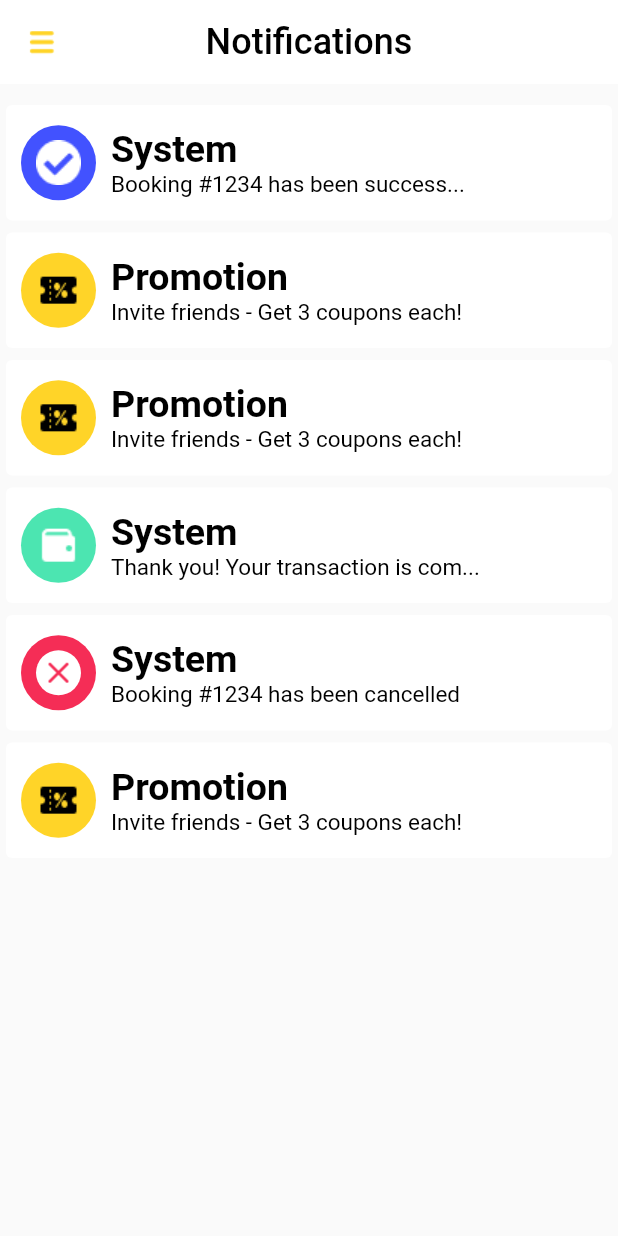
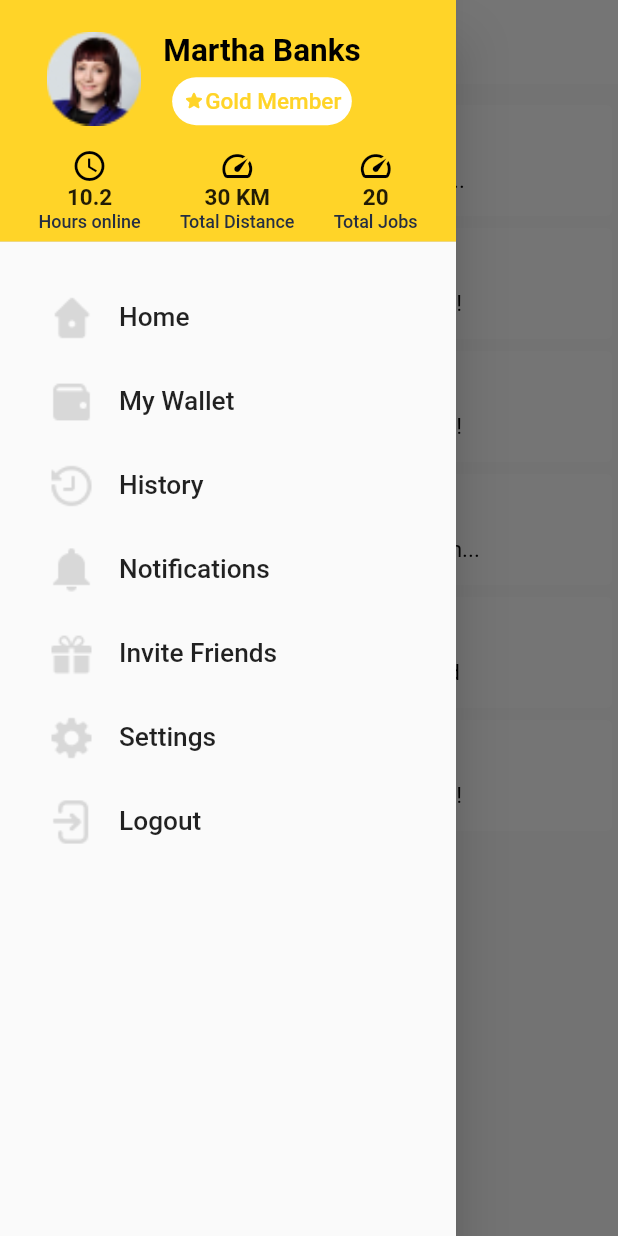
Before and after one commit to yashajitsaria/Siren24_MOD, a Flutter app: the Notifications screen opened by its route, with the side drawer open (before the commit the screen has no drawer), on a phone screen of 412 x 824 dp. Run offline on Flutter 3.47's test engine with Material 2 defaults, Android fonts, the phone set to English and light mode, and no system bars; our stand-ins replace pin_code_fields.

Commit message:
menu bar updated

```diff
--- a/lib/Menu_Bar.dart/MenuBar.dart
+++ b/lib/Menu_Bar.dart/MenuBar.dart
@@ -2,8 +2,14 @@
 
 import 'package:flutter/cupertino.dart';
 import 'package:flutter/material.dart';
+import 'package:siren24/Invite%20Friends/InviteFriends.dart';
+import 'package:siren24/Menu_Bar.dart/Notifications.dart';
+import 'package:siren24/MyWallet/MyWallet.dart';
+
+import 'Settings/Settings.dart';
 
 class MenuBar extends StatefulWidget {
+  static String id = 'menu_bar';
   const MenuBar({
     Key? key,
   }) : super(key: key);
@@ -24,43 +30,63 @@ class _MenuBarState extends State<MenuBar> {
             ),
             child: Center(
               child: Column(
-                mainAxisAlignment: MainAxisAlignment.spaceEvenly,
                 children: [
-                  Row(
+                  Padding(
+                    padding: EdgeInsets.only(
+                      bottom: 5,
+                      top: 5,
+                      left: 5,
+                      right: 5,
+                    ),
+                    child: Row(
                       children: [
-                      Center(
-                        child: Image.asset('UIAssets/dp.png'),
+                        SizedBox(
+                          width: 10,
+                        ),
+                        Image.asset(
+                          'UIAssets/dp.png',
+                          scale: 0.7,
+                        ),
+                        SizedBox(
+                          width: 15,
                         ),
                         Column(
+                          mainAxisAlignment: MainAxisAlignment.spaceEvenly,
+                          crossAxisAlignment: CrossAxisAlignment.center,
                           children: [
                             Text(
                               'Martha Banks',
                               style: TextStyle(
                                 fontWeight: FontWeight.bold,
-                              fontSize: 25,
+                                fontSize: 21,
                                 color: Colors.black,
                               ),
                             ),
-                          Padding(
-                            padding: const EdgeInsets.all(12),
-                            child: Container(
+                            SizedBox(
+                              height: 5,
+                            ),
+                            Container(
                               decoration: BoxDecoration(
                                 borderRadius:
                                     BorderRadius.all(Radius.circular(25)),
+                                color: Colors.white,
                               ),
-                              color: Colors.white,
+                              child: Padding(
+                                padding: const EdgeInsets.all(7),
                                 child: Row(
+                                  mainAxisAlignment:
+                                      MainAxisAlignment.spaceEvenly,
                                   children: [
                                     Icon(
                                       Icons.star_rounded,
                                       color: Color(0xFFFFD428),
-                                    size: 12,
+                                      size: 15,
                                     ),
                                     Text(
                                       'Gold Member',
                                       style: TextStyle(
                                         color: Color(0xFFFFD428),
-                                      fontSize: 12,
+                                        fontSize: 15,
                                       ),
                                     )
                                   ],
@@ -69,15 +95,22 @@ class _MenuBarState extends State<MenuBar> {
                             ),
                           ],
                         ),
+                        SizedBox(
+                          width: 50,
+                        ),
                       ],
+                    ),
+                  ),
+                  SizedBox(
+                    height: 10,
                   ),
                   Row(
                     mainAxisAlignment: MainAxisAlignment.spaceEvenly,
                     children: [
                       Center(
                         child: Column(
+                          mainAxisAlignment: MainAxisAlignment.spaceEvenly,
                           children: [
-                            // Image.asset('UIAssets/time.png',),
                             Icon(
                               Icons.access_time,
                               color: Colors.black,
@@ -85,7 +118,9 @@ class _MenuBarState extends State<MenuBar> {
                             Text(
                               '10.2',
                               style: TextStyle(
-                                fontSize: 20,
+                                fontSize:
+                                    MediaQuery.of(context).size.aspectRatio *
+                                        30,
                                 fontWeight: FontWeight.bold,
                               ),
                             ),
@@ -93,19 +128,21 @@ class _MenuBarState extends State<MenuBar> {
                               'Hours online',
                               style: TextStyle(
                                 color: Color(0xFF242E42),
-                                fontSize: 12,
+                                fontSize:
+                                    MediaQuery.of(context).size.aspectRatio *
+                                        24,
                               ),
                             ),
                           ],
                         ),
                       ),
+                      SizedBox(
+                        width: 7,
+                      ),
                       Center(
                         child: Column(
+                          mainAxisAlignment: MainAxisAlignment.spaceEvenly,
                           children: [
-                            Image.asset(
-                              'UIAssets/speed.png',
-                              color: Colors.white,
-                            ),
                             Icon(
                               Icons.speed,
                               color: Colors.black,
@@ -113,7 +150,9 @@ class _MenuBarState extends State<MenuBar> {
                             Text(
                               '30 KM',
                               style: TextStyle(
-                                fontSize: 20,
+                                fontSize:
+                                    MediaQuery.of(context).size.aspectRatio *
+                                        30,
                                 fontWeight: FontWeight.bold,
                               ),
                             ),
@@ -121,23 +160,31 @@ class _MenuBarState extends State<MenuBar> {
                               'Total Distance',
                               style: TextStyle(
                                 color: Color(0xFF242E42),
-                                fontSize: 12,
+                                fontSize:
+                                    MediaQuery.of(context).size.aspectRatio *
+                                        24,
                               ),
                             ),
                           ],
                         ),
                       ),
+                      SizedBox(
+                        width: 7,
+                      ),
                       Center(
                         child: Column(
+                          mainAxisAlignment: MainAxisAlignment.spaceEvenly,
                           children: [
-                            Image.asset(
-                              'UIAssets/blacklist.png',
+                            Icon(
+                              Icons.speed,
                               color: Colors.black,
                             ),
                             Text(
                               '20',
                               style: TextStyle(
-                                fontSize: 20,
+                                fontSize:
+                                    MediaQuery.of(context).size.aspectRatio *
+                                        30,
                                 fontWeight: FontWeight.bold,
                               ),
                             ),
@@ -145,7 +192,9 @@ class _MenuBarState extends State<MenuBar> {
                               'Total Jobs',
                               style: TextStyle(
                                 color: Color(0xFF242E42),
-                                fontSize: 12,
+                                fontSize:
+                                    MediaQuery.of(context).size.aspectRatio *
+                                        24,
                               ),
                             ),
                           ],
@@ -158,20 +207,26 @@ class _MenuBarState extends State<MenuBar> {
             ),
           ),
           Padding(
-            padding: const EdgeInsets.only(left: 25, top: 25),
+            padding: const EdgeInsets.only(left: 15, top: 15),
             child: Column(
               mainAxisAlignment: MainAxisAlignment.spaceEvenly,
               children: [
                 ListTile(
                   title: Row(
                     children: [
-                      Image.asset('UIAssets/home.png'),
+                      Image.asset(
+                        'UIAssets/home.png',
+                        color: Color(0xFFD8D8D8),
+                        scale: 0.9,
+                      ),
                       SizedBox(
                         width: 15,
                       ),
                       Text(
                         'Home',
-                        style: TextStyle(),
+                        style: TextStyle(
+                          fontSize: MediaQuery.of(context).size.aspectRatio*35,
+                        ),
                       ),
                     ],
                   ),
@@ -180,13 +235,45 @@ class _MenuBarState extends State<MenuBar> {
                 ListTile(
                   title: Row(
                     children: [
-                      Image.asset('UIAssets/wallet.png'),
+                      Image.asset(
+                        'UIAssets/wallet.png',
+                        color: Color(0xFFD8D8D8),
+                        scale: 0.9,
+                      ),
                       SizedBox(
                         width: 15,
                       ),
                       Text(
                         'My Wallet',
-                        style: TextStyle(),
+                        style: TextStyle(
+                          fontSize: MediaQuery.of(context).size.aspectRatio*35,
+                        ),
+                      ),
+                    ],
+                  ),
+                  onTap: () {
+                    setState(() {
+                      Navigator.push(context,
+                          MaterialPageRoute(builder: (context) => MyWallet()));
+                    });
+                  },
+                ),
+                ListTile(
+                  title: Row(
+                    children: [
+                      Image.asset(
+                        'UIAssets/History.png',
+                        color: Color(0xFFD8D8D8),
+                        scale: 0.9,
+                      ),
+                      SizedBox(
+                        width: 15,
+                      ),
+                      Text(
+                        'History',
+                        style: TextStyle(
+                          fontSize: MediaQuery.of(context).size.aspectRatio*35,
+                        ),
                       ),
                     ],
                   ),
@@ -195,73 +282,101 @@ class _MenuBarState extends State<MenuBar> {
                 ListTile(
                   title: Row(
                     children: [
-                      Image.asset('UIAssets/History.png'),
-                      SizedBox(
-                        width: 15,
+                      Image.asset(
+                        'UIAssets/notification.png',
+                        color: Color(0xFFD8D8D8),
+                        scale: 0.9,
                       ),
-                      Text(
-                        'History',
-                        style: TextStyle(),
-                      ),
-                    ],
-                  ),
-                  onTap: () {},
-                ),
-                ListTile(
-                  title: Row(
-                    children: [
-                      Image.asset('UIAssets/notification.png'),
                       SizedBox(
                         width: 15,
                       ),
                       Text(
                         'Notifications',
-                        style: TextStyle(),
+                        style: TextStyle(
+                          fontSize: MediaQuery.of(context).size.aspectRatio*35,
+                        ),
                       ),
                     ],
                   ),
-                  onTap: () {},
+                  onTap: () {
+                    setState(() {
+                      Navigator.push(
+                          context,
+                          MaterialPageRoute(
+                              builder: (context) => Notifications()));
+                    });
+                  },
                 ),
                 ListTile(
                   title: Row(
                     children: [
-                      Image.asset('UIAssets/gift.png'),
+                      Image.asset(
+                        'UIAssets/gift.png',
+                        color: Color(0xFFD8D8D8),
+                        scale: 0.9,
+                      ),
                       SizedBox(
                         width: 15,
                       ),
                       Text(
                         'Invite Friends',
-                        style: TextStyle(),
+                        style: TextStyle(
+                          fontSize: MediaQuery.of(context).size.aspectRatio*35,
+                        ),
                       ),
                     ],
                   ),
-                  onTap: () {},
+                  onTap: () {
+                    setState(() {
+                      Navigator.push(
+                          context,
+                          MaterialPageRoute(
+                              builder: (context) => InviteFriends()));
+                    });
+                  },
                 ),
                 ListTile(
                   title: Row(
                     children: [
-                      Image.asset('UIAssets/settings.png'),
+                      Image.asset(
+                        'UIAssets/settings.png',
+                        color: Color(0xFFD8D8D8),
+                        scale: 0.9,
+                      ),
                       SizedBox(
                         width: 15,
                       ),
                       Text(
                         'Settings',
-                        style: TextStyle(),
+                        style: TextStyle(
+                          fontSize: MediaQuery.of(context).size.aspectRatio*35,
+                        ),
                       ),
                     ],
                   ),
-                  onTap: () {},
+                  onTap: () {
+                    setState(() {
+                      Navigator.push(context,
+                          MaterialPageRoute(builder: (context) => Settings()));
+                    });
+                  },
                 ),
                 ListTile(
                   title: Row(
                     children: [
-                      Image.asset('UIAssets/logout.png'),
+                      Image.asset(
+                        'UIAssets/logout.png',
+                        color: Color(0xFFD8D8D8),
+                        scale: 0.9,
+                      ),
                       SizedBox(
                         width: 15,
                       ),
                       Text(
                         'Logout',
-                        style: TextStyle(),
+                        style: TextStyle(
+                          fontSize: MediaQuery.of(context).size.aspectRatio*35,
+                        ),
                       ),
                     ],
                   ),
--- a/lib/Menu_Bar.dart/Notifications.dart
+++ b/lib/Menu_Bar.dart/Notifications.dart
@@ -21,16 +21,17 @@ class _NotificationsState extends State<Notifications> {
   @override
   Widget build(BuildContext context) {
     return Scaffold(
+      drawer: MenuBar(),
       appBar: AppBar(
-        leading: IconButton(
-          onPressed: () {
-            MenuBar();
-          },
-          icon: ImageIcon(
-            AssetImage('UIAssets/menubar.png'),
-            color: Color(0xFFFFD428),
-          ),
-        ),
+        // leading: IconButton(
+        //   onPressed: () {
+        //     MenuBar();
+        //   },
+        //   icon: ImageIcon(
+        //     AssetImage('UIAssets/menubar.png'),
+        //     color: Color(0xFFFFD428),
+        //   ),
+        // ),
         centerTitle: true,
         backgroundColor: Colors.white,
         shadowColor: Colors.transparent,
@@ -95,15 +96,16 @@ class _NotificationsState extends State<Notifications> {
                         Text(
                           'System',
                           style: TextStyle(
-                            fontSize: 25,
-                            fontWeight: FontWeight.bold,
+                            fontSize:
+                                MediaQuery.of(context).size.aspectRatio * 45,
                             color: Colors.black,
                           ),
                         ),
                         Text(
                           'Booking #1234 has been success...',
                           style: TextStyle(
-                            fontSize: 15,
+                            fontSize:
+                                MediaQuery.of(context).size.aspectRatio * 30,
                             color: Colors.black,
                           ),
                         ),
@@ -150,15 +152,16 @@ class _NotificationsState extends State<Notifications> {
                         Text(
                           'Promotion',
                           style: TextStyle(
-                            fontSize: 25,
-                            fontWeight: FontWeight.bold,
+                            fontSize:
+                                MediaQuery.of(context).size.aspectRatio * 45,
                             color: Colors.black,
                           ),
                         ),
                         Text(
                           'Invite friends - Get 3 coupons each!',
                           style: TextStyle(
-                            fontSize: 15,
+                            fontSize:
+                                MediaQuery.of(context).size.aspectRatio * 30,
                             color: Colors.black,
                           ),
                         ),
@@ -205,15 +208,16 @@ class _NotificationsState extends State<Notifications> {
                         Text(
                           'Promotion',
                           style: TextStyle(
-                            fontSize: 25,
-                            fontWeight: FontWeight.bold,
+                            fontSize:
+                                MediaQuery.of(context).size.aspectRatio * 45,
                             color: Colors.black,
                           ),
                         ),
                         Text(
                           'Invite friends - Get 3 coupons each!',
                           style: TextStyle(
-                            fontSize: 15,
+                            fontSize:
+                                MediaQuery.of(context).size.aspectRatio * 30,
                             color: Colors.black,
                           ),
                         ),
@@ -260,15 +264,16 @@ class _NotificationsState extends State<Notifications> {
                         Text(
                           'System',
                           style: TextStyle(
-                            fontSize: 25,
-                            fontWeight: FontWeight.bold,
+                            fontSize:
+                                MediaQuery.of(context).size.aspectRatio * 45,
                             color: Colors.black,
                           ),
                         ),
                         Text(
                           'Thank you! Your transaction is com...',
                           style: TextStyle(
-                            fontSize: 15,
+                            fontSize:
+                                MediaQuery.of(context).size.aspectRatio * 30,
                             color: Colors.black,
                           ),
                         ),
@@ -327,15 +332,16 @@ class _NotificationsState extends State<Notifications> {
                         Text(
                           'System',
                           style: TextStyle(
-                            fontSize: 25,
-                            fontWeight: FontWeight.bold,
+                            fontSize:
+                                MediaQuery.of(context).size.aspectRatio * 45,
                             color: Colors.black,
                           ),
                         ),
                         Text(
                           'Booking #1234 has been cancelled',
                           style: TextStyle(
-                            fontSize: 15,
+                            fontSize:
+                                MediaQuery.of(context).size.aspectRatio * 30,
                             color: Colors.black,
                           ),
                         ),
@@ -382,15 +388,16 @@ class _NotificationsState extends State<Notifications> {
                         Text(
                           'Promotion',
                           style: TextStyle(
-                            fontSize: 25,
-                            fontWeight: FontWeight.bold,
+                            fontSize:
+                                MediaQuery.of(context).size.aspectRatio * 45,
                             color: Colors.black,
                           ),
                         ),
                         Text(
                           'Invite friends - Get 3 coupons each!',
                           style: TextStyle(
-                            fontSize: 15,
+                            fontSize:
+                                MediaQuery.of(context).size.aspectRatio * 30,
                             color: Colors.black,
                           ),
                         ),
--- a/lib/main.dart
+++ b/lib/main.dart
@@ -34,7 +34,7 @@ class Siren24 extends StatelessWidget {
   Widget build(BuildContext context) {
     return MaterialApp(
 
-          initialRoute: SplashScreen.id,
+          initialRoute: Notifications.id,
         // initialRoute: PaymentMethod.id,
         // initialRoute: HomeSwipeup.id,
         //   initialRoute: History.id,
@@ -63,7 +63,7 @@ class Siren24 extends StatelessWidget {
           Profile.id: (context) => Profile(),
           MyWallet.id: (context) => MyWallet(),
           PaymentMethod.id: (context) => PaymentMethod(),
-          // MenuBar.id: (context) => MenuBar(),
+          MenuBar.id: (context) => MenuBar(),
         }
     );
   }
```
Also changed, not shown: lib/Invite Friends/InviteFriends.dart (+2 -12 lines), lib/Menu_Bar.dart/Settings/Settings.dart (+1 -9 lines). Lines whose indentation alone changed are shown as unchanged.
